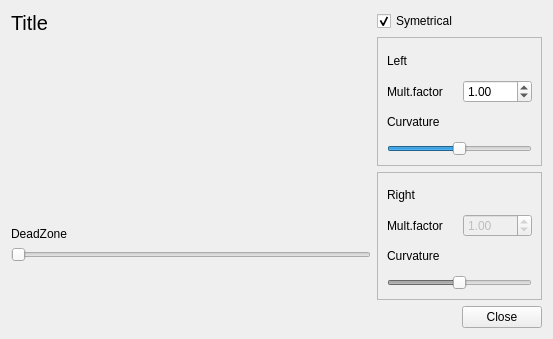
Above: branches/michal/src/qt_gui/scurve.ui from uglyDwarf/linuxtrack before the change. Below: the same form after it.
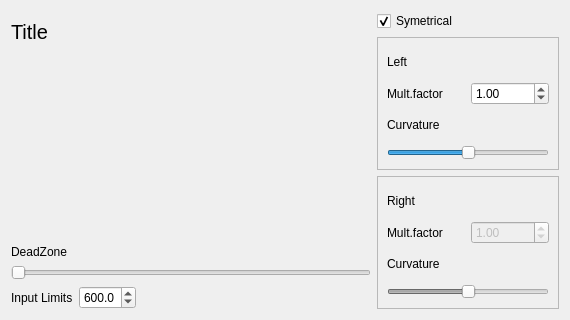
That is the form after the change.

Diff of the .ui file:
```diff
--- a/branches/michal/src/qt_gui/scurve.ui
+++ b/branches/michal/src/qt_gui/scurve.ui
@@ -6,8 +6,8 @@
    <rect>
     <x>0</x>
     <y>0</y>
-    <width>553</width>
-    <height>339</height>
+    <width>570</width>
+    <height>320</height>
    </rect>
   </property>
   <property name="windowTitle">
@@ -61,23 +61,50 @@
              </property>
             </widget>
            </item>
+           <item>
+            <layout class="QHBoxLayout" name="horizontalLayout_6">
+             <item>
+              <widget class="QLabel" name="label_2">
+               <property name="text">
+                <string>Input Limits</string>
+               </property>
+              </widget>
+             </item>
+             <item>
+              <widget class="QDoubleSpinBox" name="SCInputLimits">
+               <property name="decimals">
+                <number>1</number>
+               </property>
+               <property name="minimum">
+                <double>1.000000000000000</double>
+               </property>
+               <property name="maximum">
+                <double>999.899999999999977</double>
+               </property>
+               <property name="value">
+                <double>600.000000000000000</double>
+               </property>
+              </widget>
+             </item>
+             <item>
+              <spacer name="horizontalSpacer_2">
+               <property name="orientation">
+                <enum>Qt::Horizontal</enum>
+               </property>
+               <property name="sizeHint" stdset="0">
+                <size>
+                 <width>40</width>
+                 <height>20</height>
+                </size>
+               </property>
+              </spacer>
+             </item>
+            </layout>
+           </item>
           </layout>
          </item>
         </layout>
        </item>
-       <item>
-        <spacer name="verticalSpacer">
-         <property name="orientation">
-          <enum>Qt::Vertical</enum>
-         </property>
-         <property name="sizeHint" stdset="0">
-          <size>
-           <width>20</width>
-           <height>40</height>
-          </size>
-         </property>
-        </spacer>
-       </item>
       </layout>
      </item>
      <item>
@@ -236,30 +263,6 @@
      </item>
     </layout>
    </item>
-   <item>
-    <layout class="QHBoxLayout" name="horizontalLayout_5">
-     <item>
-      <spacer name="horizontalSpacer">
-       <property name="orientation">
-        <enum>Qt::Horizontal</enum>
-       </property>
-       <property name="sizeHint" stdset="0">
-        <size>
-         <width>40</width>
-         <height>20</height>
-        </size>
-       </property>
-      </spacer>
-     </item>
-     <item>
-      <widget class="QPushButton" name="SCClose">
-       <property name="text">
-        <string>Close</string>
-       </property>
-      </widget>
-     </item>
-    </layout>
-   </item>
   </layout>
  </widget>
  <tabstops>
```
Left out of the diff: 1 changed line with no effect on the pictures.
